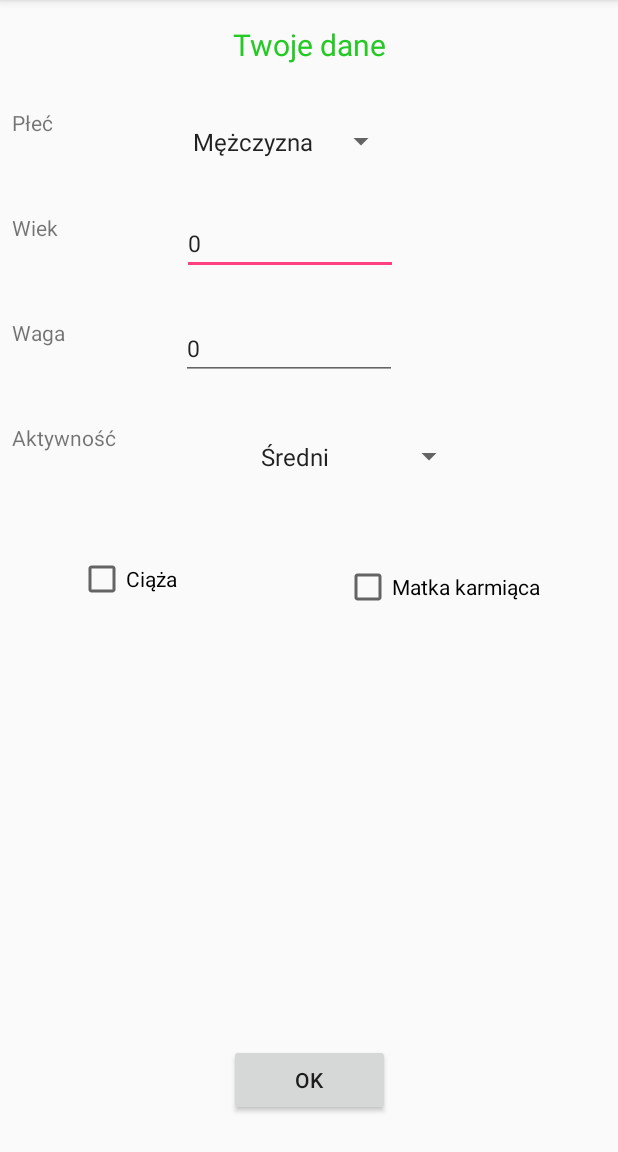
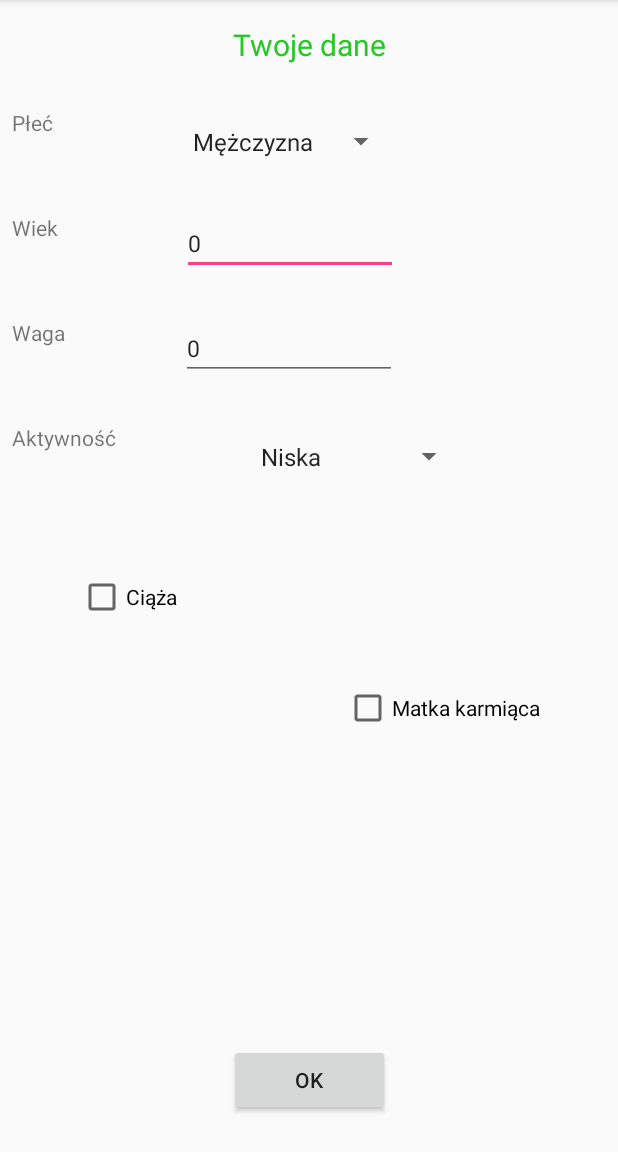
Before and after one commit to basiar/Woda, an Android app: the screen it shows after launch (GetUserData), after a tap on "Twoje dane", on a phone screen of 412 x 824 dp, the part 84-1236 px from its top. Run offline under Robolectric (Android 15) with nearby library versions, the phone set to English and light mode, and no system bars; 3 other taps on this screen came first.

Commit message:
Small fixes

```diff
--- a/app/src/main/java/com/example/projekt/woda/AlarmReceivier.java
+++ b/app/src/main/java/com/example/projekt/woda/AlarmReceivier.java
@@ -37,8 +37,8 @@ public class AlarmReceivier extends BroadcastReceiver {
         notyfication1.setTicker("Ticker");
         calendar.add(Calendar.SECOND,5);
         notyfication1.setWhen(calendar.getTimeInMillis());
-        notyfication1.setContentTitle("Content Title");
-        notyfication1.setContentText("Content Text");
+        notyfication1.setContentTitle("Przypomnienie");
+        notyfication1.setContentText("Pamiętaj o wypiciu wody!");
 
         NotificationManagerCompat notificationManagerCompat = NotificationManagerCompat.from(context);
         notificationManagerCompat.notify(1, notyfication1.build());
--- a/app/src/main/java/com/example/projekt/woda/GetUserData.java
+++ b/app/src/main/java/com/example/projekt/woda/GetUserData.java
@@ -53,7 +53,6 @@ public class GetUserData extends AppCompatActivity {
             public void onNothingSelected(AdapterView<?> adapterView) {}
         });
 
-
         spinner_activity = findViewById(R.id.activity_choice);
         adapter_activity = ArrayAdapter.createFromResource(this,R.array.activity_list, android.R.layout.simple_spinner_item);
         adapter_activity.setDropDownViewResource(android.R.layout.simple_spinner_dropdown_item);
@@ -91,10 +90,10 @@ public class GetUserData extends AppCompatActivity {
                 }
                 User.setIf_pregnant(box.isChecked());
                 User.setIf_nursing(box2.isChecked());
-                if(activity_choice=="Średni"){
+                if(activity_choice=="Średnia"){
                     User.setActivity("S");
                 }
-                else {
+                else if (activity_choice=="Wysoka"){
                     User.setActivity("W");
                 }
                 Hydration.setHyd();
--- a/app/src/main/java/com/example/projekt/woda/MainPage.java
+++ b/app/src/main/java/com/example/projekt/woda/MainPage.java
@@ -46,6 +46,7 @@ public class MainPage extends AppCompatActivity implements NavigationView.OnNavi
     Cursor cursor;
     ListView listView;
     ProgressBar hydrationBar;
+    TextView textView;
 
     Button _200;
     Button _250;
@@ -69,6 +70,7 @@ public class MainPage extends AppCompatActivity implements NavigationView.OnNavi
 
         dailyHydration = 0;
 
+
         //Get daily data hydration get drom DB
         cursor = GlobalDataBase.getDb().getDailyData();
         while (cursor.moveToNext()){
@@ -83,6 +85,10 @@ public class MainPage extends AppCompatActivity implements NavigationView.OnNavi
         while(cursor.moveToNext()){
             dailyNeedHydration = cursor.getInt(7);
         }
+
+        //Wyswietlanie wyliczonej ilosci wody
+        textView=findViewById(R.id.textView5);
+        textView.setText(dailyHydration + " / " + dailyNeedHydration);
 
         //Check if is new day
         Calendar calendar = Calendar.getInstance();
@@ -104,7 +110,7 @@ public class MainPage extends AppCompatActivity implements NavigationView.OnNavi
         //Rozwijanie/zwijanie menu
         final DrawerLayout drawer = (DrawerLayout) findViewById(R.id.drawer_layout);
         ActionBarDrawerToggle toggle = new ActionBarDrawerToggle(
-                      this, drawer, toolbar, R.string.navigation_drawer_open, R.string.navigation_drawer_close);
+                this, drawer, toolbar, R.string.navigation_drawer_open, R.string.navigation_drawer_close);
         drawer.addDrawerListener(toggle);
         toggle.syncState();
         NavigationView navigationView = (NavigationView) findViewById(R.id.nav_view);
@@ -121,6 +127,8 @@ public class MainPage extends AppCompatActivity implements NavigationView.OnNavi
         DateFormat dateFormat = new SimpleDateFormat("EEEE dd MMMM");
         Date date = new Date();
         date1.setText(dateFormat.format(date));
+
+
 
         //Dodawanie nowego napoju
         FloatingActionButton fab = findViewById(R.id.fab);
@@ -151,6 +159,7 @@ public class MainPage extends AppCompatActivity implements NavigationView.OnNavi
                         listView.invalidateViews();
                         dialog.dismiss();
                         lastWaterAdded.add(200);
+                        textView.setText(dailyHydration + " / " + dailyNeedHydration);
 
                     }
                 });
@@ -166,6 +175,7 @@ public class MainPage extends AppCompatActivity implements NavigationView.OnNavi
                         lastWaterAdded.add(250);
                         listView.invalidateViews();
                         dialog.dismiss();
+                        textView.setText(dailyHydration + " / " + dailyNeedHydration);
                     }
                 });
                 _500.setOnClickListener(new View.OnClickListener(){
@@ -180,6 +190,7 @@ public class MainPage extends AppCompatActivity implements NavigationView.OnNavi
                         listView.invalidateViews();
                         dialog.dismiss();
                         lastWaterAdded.add(500);
+                        textView.setText(dailyHydration + " / " + dailyNeedHydration);
                     }
                 });
                 _1000.setOnClickListener(new View.OnClickListener(){
@@ -194,6 +205,7 @@ public class MainPage extends AppCompatActivity implements NavigationView.OnNavi
                         listView.invalidateViews();
                         dialog.dismiss();
                         lastWaterAdded.add(1000);
+                        textView.setText(dailyHydration + " / " + dailyNeedHydration);
                     }
                 });
                 _1500.setOnClickListener(new View.OnClickListener(){
@@ -208,6 +220,7 @@ public class MainPage extends AppCompatActivity implements NavigationView.OnNavi
                         hydrationBar.setProgress((int) percent);
                         listView.invalidateViews();
                         dialog.dismiss();
+                        textView.setText(dailyHydration + " / " + dailyNeedHydration);
                     }
                 });
             }
@@ -228,6 +241,7 @@ public class MainPage extends AppCompatActivity implements NavigationView.OnNavi
                     hydrationBar.setProgress((int)((dailyHydration/dailyNeedHydration)*100));
                     listView.invalidateViews();
                     GlobalDataBase.getDb().deleteLastDailyData();
+                    textView.setText(dailyHydration + " / " + dailyNeedHydration);
                 }
             }
         });
@@ -256,6 +270,7 @@ public class MainPage extends AppCompatActivity implements NavigationView.OnNavi
         img.removeAll(img);
         lastWaterAdded.removeAll(lastWaterAdded);
         dailyHydration = 0;
+        textView.setText(dailyHydration + " / " + dailyNeedHydration);
     }
 
     @Override
@@ -284,6 +299,7 @@ public class MainPage extends AppCompatActivity implements NavigationView.OnNavi
         listView = findViewById(R.id.status_ListView);
         StatusListView statusListView = new StatusListView(this,drinks,desc,img);
         listView.setAdapter(statusListView);
+        textView.setText(dailyHydration + " / " + dailyNeedHydration);
     }
 
     @Override
@@ -298,6 +314,7 @@ public class MainPage extends AppCompatActivity implements NavigationView.OnNavi
         img.removeAll(img);
         lastWaterAdded.removeAll(lastWaterAdded);
         dailyHydration = 0;
+        textView.setText(dailyHydration + " / " + dailyNeedHydration);
     }
 
     @Override
@@ -315,8 +332,10 @@ public class MainPage extends AppCompatActivity implements NavigationView.OnNavi
         if (id == R.id.notifications) {
             intent = new Intent(this, AlarmReceivier.class);
             pendingIntent = PendingIntent.getBroadcast(this, 0, intent, PendingIntent.FLAG_UPDATE_CURRENT);
+            Calendar calendar = Calendar.getInstance();
+            calendar.setTimeInMillis(System.currentTimeMillis());
             alarmManager = (AlarmManager) getSystemService(ALARM_SERVICE);
-            alarmManager.setRepeating(AlarmManager.RTC_WAKEUP, System.currentTimeMillis(), 6000 , pendingIntent);
+            alarmManager.setRepeating(AlarmManager.RTC_WAKEUP, calendar.getTimeInMillis(), 1000*60*30 , pendingIntent);
             is_notification_on = true;
         }
         //Notyfications off
--- a/app/src/main/res/layout/get_user_data.xml
+++ b/app/src/main/res/layout/get_user_data.xml
@@ -70,7 +70,7 @@
         android:layout_marginTop="32dp"
         android:ems="10"
         android:hint="lat"
-        android:inputType="textPersonName"
+        android:inputType="number"
         android:textSize="15sp"
         app:layout_constraintEnd_toEndOf="parent"
         app:layout_constraintHorizontal_bias="0.349"
@@ -97,7 +97,7 @@
         android:layout_marginTop="32dp"
         android:ems="10"
         android:hint="kg"
-        android:inputType="textPersonName"
+        android:inputType="number"
         android:textSize="15sp"
         app:layout_constraintEnd_toEndOf="parent"
         app:layout_constraintHorizontal_bias="0.331"
@@ -133,26 +133,34 @@
     <CheckBox
         android:id="@+id/is_pregnant"
         android:layout_width="74dp"
-        android:layout_height="27dp"
+        android:layout_height="32dp"
+        android:layout_marginBottom="8dp"
         android:layout_marginLeft="8dp"
         android:layout_marginStart="8dp"
         android:layout_marginTop="52dp"
         android:text="Ciąża"
+        app:layout_constraintBottom_toBottomOf="parent"
         app:layout_constraintEnd_toStartOf="@+id/is_nursing"
         app:layout_constraintStart_toStartOf="parent"
-        app:layout_constraintTop_toBottomOf="@+id/activity" />
+        app:layout_constraintTop_toBottomOf="@+id/activity"
+        app:layout_constraintVertical_bias="0.028" />
 
     <CheckBox
         android:id="@+id/is_nursing"
         android:layout_width="wrap_content"
         android:layout_height="32dp"
+        android:layout_marginBottom="8dp"
         android:layout_marginEnd="8dp"
         android:layout_marginStart="60dp"
-        android:layout_marginTop="52dp"
+        android:layout_marginLeft="8dp"
+        android:layout_marginRight="8dp"
+        android:layout_marginTop="8dp"
         android:text="Matka karmiąca"
+        app:layout_constraintBottom_toBottomOf="parent"
         app:layout_constraintEnd_toEndOf="parent"
         app:layout_constraintStart_toEndOf="@+id/is_pregnant"
-        app:layout_constraintTop_toBottomOf="@+id/activity_choice" />
+        app:layout_constraintTop_toBottomOf="@+id/activity_choice"
+        app:layout_constraintVertical_bias="0.314" />
 
     <Button
         android:id="@+id/ok"
--- a/app/src/main/res/values/strings.xml
+++ b/app/src/main/res/values/strings.xml
@@ -8,8 +8,9 @@
     </string-array>
 
     <string-array name="activity_list">
-        <item>Średni</item>
-        <item>Intensywny</item>
+        <item>Niska</item>
+        <item>Średnia</item>
+        <item>Wysoka</item>
     </string-array>
 
     <string name="title_activity_main_page">MainPage</string>
```
Also changed, not shown: app/src/main/res/layout/content_main_page.xml (+19 -6 lines).
